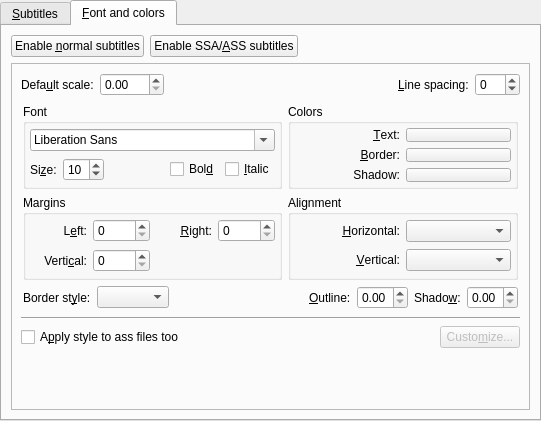
Before: the Qt Designer form src/prefsubtitles.ui in wilbert2000/wzplayer, drawn with Qt 5.
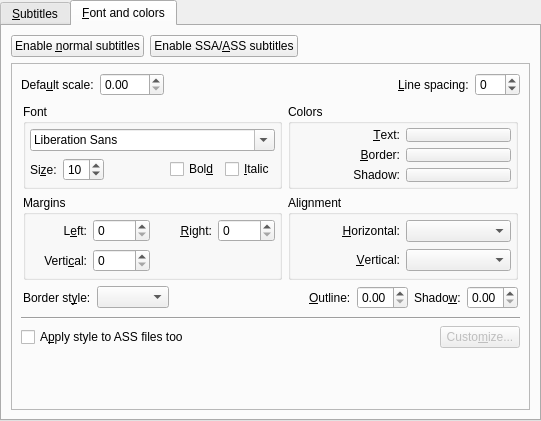
After: the same form once the commit is applied. The open tabs and pages were chosen to show the change. Custom widgets are drawn as their Qt base class.

Commit message: Applied ASS.diff by Francesco Cosoleto <cosoleto@users.sourceforge.net> Renames ass to ASS.

```diff
--- a/src/prefsubtitles.ui
+++ b/src/prefsubtitles.ui
@@ -1208,7 +1208,7 @@
              <item>
               <widget class="QCheckBox" name="force_ass_styles" >
                <property name="text" >
-                <string>A&amp;pply style to ass files too</string>
+                <string>A&amp;pply style to ASS files too</string>
                </property>
               </widget>
              </item>
```
The commit also changes 1 other file.
